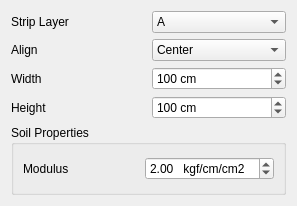
Old version of the form safe/punch/Resources/ui/base_foundation.ui in the repository ebrahimraeyat/OSAFE.
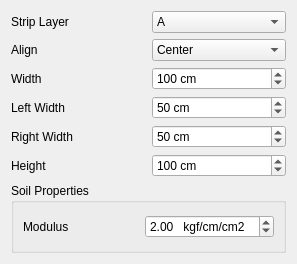
New version of the form.

Commit message: real time draw base foundation view

What changed in the file:
```diff
--- a/safe/punch/Resources/ui/base_foundation.ui
+++ b/safe/punch/Resources/ui/base_foundation.ui
@@ -7,7 +7,7 @@
     <x>0</x>
     <y>0</y>
     <width>297</width>
-    <height>206</height>
+    <height>264</height>
    </rect>
   </property>
   <property name="windowTitle">
@@ -76,6 +76,25 @@
    </item>
    <item>
     <layout class="QGridLayout" name="gridLayout_3">
+     <item row="2" column="1">
+      <widget class="QSpinBox" name="right_width_spinbox">
+       <property name="suffix">
+        <string> cm</string>
+       </property>
+       <property name="minimum">
+        <number>0</number>
+       </property>
+       <property name="maximum">
+        <number>1000</number>
+       </property>
+       <property name="singleStep">
+        <number>5</number>
+       </property>
+       <property name="value">
+        <number>50</number>
+       </property>
+      </widget>
+     </item>
      <item row="0" column="0">
       <widget class="QLabel" name="label_2">
        <property name="text">
@@ -102,20 +121,53 @@
        </property>
       </widget>
      </item>
-     <item row="1" column="0">
+     <item row="3" column="1">
+      <widget class="QSpinBox" name="height_spinbox">
+       <property name="suffix">
+        <string> cm</string>
+       </property>
+       <property name="minimum">
+        <number>20</number>
+       </property>
+       <property name="maximum">
+        <number>1000</number>
+       </property>
+       <property name="singleStep">
+        <number>5</number>
+       </property>
+       <property name="value">
+        <number>100</number>
+       </property>
+      </widget>
+     </item>
+     <item row="3" column="0">
       <widget class="QLabel" name="label_5">
        <property name="text">
         <string>Height</string>
        </property>
       </widget>
      </item>
+     <item row="1" column="0">
+      <widget class="QLabel" name="label_4">
+       <property name="text">
+        <string>Left Width</string>
+       </property>
+      </widget>
+     </item>
+     <item row="2" column="0">
+      <widget class="QLabel" name="label_6">
+       <property name="text">
+        <string>Right Width</string>
+       </property>
+      </widget>
+     </item>
      <item row="1" column="1">
-      <widget class="QSpinBox" name="height_spinbox">
+      <widget class="QSpinBox" name="left_width_spinbox">
        <property name="suffix">
         <string> cm</string>
        </property>
        <property name="minimum">
-        <number>20</number>
+        <number>0</number>
        </property>
        <property name="maximum">
         <number>1000</number>
@@ -124,7 +176,7 @@
         <number>5</number>
        </property>
        <property name="value">
-        <number>100</number>
+        <number>50</number>
        </property>
       </widget>
      </item>
```
Left out of the diff: 2 changed lines with no effect on the pictures. The commit also changes 4 other files.
